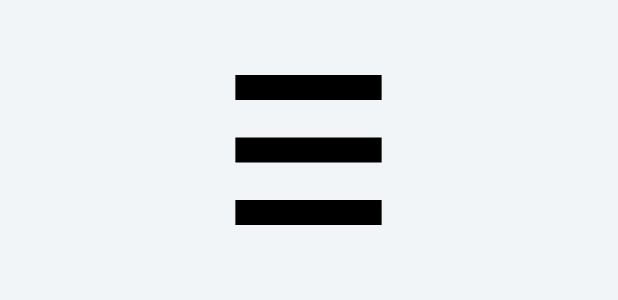
After one commit to Darpan99/MECHANICO, an Android app: the layout navigation_header.xml on its own in the app's theme, with its tools: preview values and no code run, on a phone screen of 412 x 824 dp. The commit adds this screen. Shown: the top 300 px of the screen. Run offline under Robolectric (Android 15) with nearby library versions, the phone set to English and light mode, and no system bars; Roboto replaces fonts that are not available here.

Commit message:
Committed by Vidhi!!!!!

```diff
--- /dev/null
+++ b/app/src/main/res/drawable/ic_menu_black_24dp.xml
@@ -0,0 +1,9 @@
+<vector xmlns:android="http://schemas.android.com/apk/res/android"
+        android:width="24dp"
+        android:height="24dp"
+        android:viewportWidth="24.0"
+        android:viewportHeight="24.0">
+    <path
+        android:fillColor="#FF000000"
+        android:pathData="M3,18h18v-2L3,16v2zM3,13h18v-2L3,11v2zM3,6v2h18L21,6L3,6z"/>
+</vector>
--- /dev/null
+++ b/app/src/main/res/layout/navigation_header.xml
@@ -0,0 +1,14 @@
+<?xml version="1.0" encoding="utf-8"?>
+<LinearLayout
+    xmlns:android="http://schemas.android.com/apk/res/android"
+    android:layout_width="match_parent"
+    android:layout_height="200dp"
+    android:gravity="center"
+    android:background="@color/azure">
+
+    <ImageView
+        android:layout_width="130dp"
+        android:layout_height="match_parent"
+        android:background="@drawable/ic_menu_black_24dp"/>
+
+</LinearLayout>
```
Also changed, not shown: app/src/main/java/com/example/darpan/mechanico/PAGE3.java (+39 -2 lines), app/src/main/res/drawable/ic_assistant_black_24dp.xml (added, +9 -0 lines), app/src/main/res/drawable/ic_help_black_24dp.xml (added, +9 -0 lines), app/src/main/res/drawable/ic_mood_black_24dp.xml (added, +9 -0 lines), app/src/main/res/drawable/ic_payment_black_24dp.xml (added, +9 -0 lines), app/src/main/res/drawable/ic_person_black_24dp.xml (added, +9 -0 lines), app/src/main/res/drawable/ic_settings_black_24dp.xml (added, +9 -0 lines), app/src/main/res/layout/activity_page3.xml (+26 -1 lines), app/src/main/res/menu/navigation_menu.xml (added, +39 -0 lines), app/src/main/res/values/strings.xml (+8 -0 lines).
